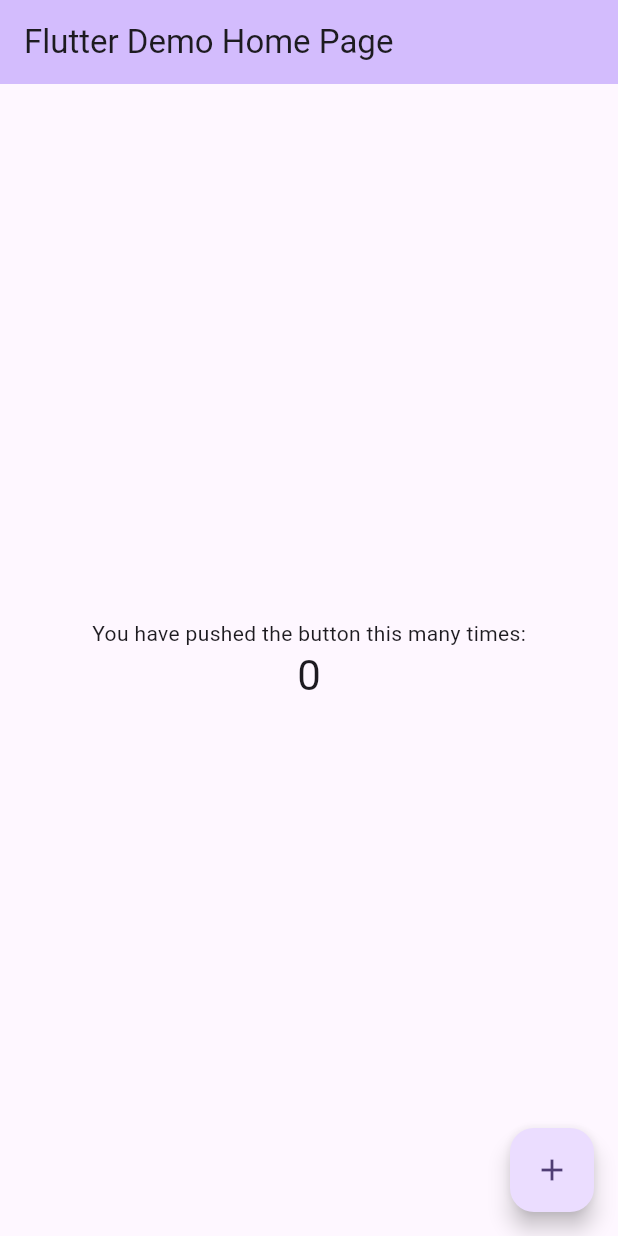
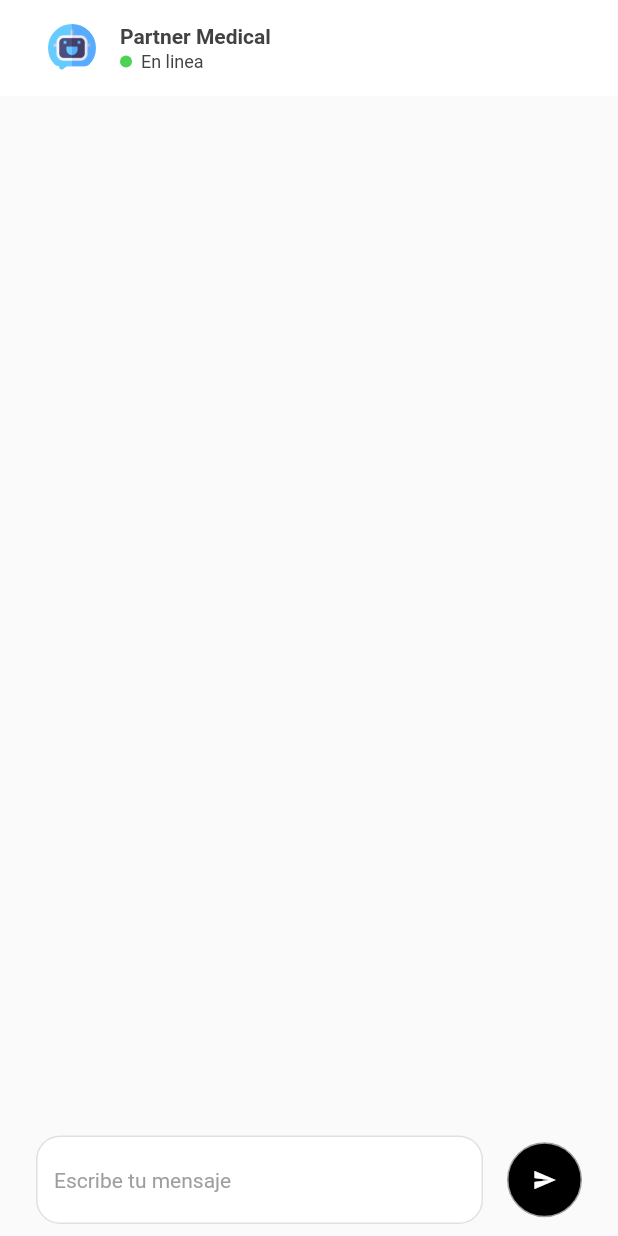
Before and after one commit to FranciscoRdz2001/flutter_ia_chat, a Flutter app: the screen it shows after launch, on a phone screen of 412 x 824 dp. Run offline on Flutter 3.47's test engine with Material 2 defaults, Android fonts, the phone set to English and light mode, and no system bars.

Commit message:
Chat-bot functionality (#1)
* Added principal screen

* added bot functionality

```diff
--- /dev/null
+++ b/lib/core/app/utils/screen_size_util.dart
@@ -0,0 +1,21 @@
+import 'package:flutter/material.dart';
+
+class ScreenSizeUtil {
+  double height;
+  double width;
+  ScreenSizeUtil({
+    required this.height,
+    required this.width,
+  });
+
+  factory ScreenSizeUtil.of(BuildContext context) {
+    final size = MediaQuery.of(context).size;
+    return ScreenSizeUtil(
+      height: size.height,
+      width: size.width,
+    );
+  }
+
+  double hp(double percent) => height * percent;
+  double wp(double percent) => width * percent;
+}
--- /dev/null
+++ b/lib/core/app/utils/styles_util.dart
@@ -0,0 +1,27 @@
+import 'package:flutter/material.dart';
+
+class StylesUtil {
+  static TextStyle _baseStyle(
+    FontWeight weight,
+    double size, [
+    Color? color = Colors.black,
+  ]) {
+    return TextStyle(
+      color: color ?? Colors.black,
+      fontSize: size,
+      fontWeight: weight,
+    );
+  }
+
+  static TextStyle w400(double size, [Color? color]) {
+    return _baseStyle(FontWeight.w400, size, color);
+  }
+
+  static TextStyle w500(double size, [Color? color]) {
+    return _baseStyle(FontWeight.w500, size, color);
+  }
+
+  static TextStyle w700(double size, [Color? color]) {
+    return _baseStyle(FontWeight.w700, size, color);
+  }
+}
--- a/lib/main.dart
+++ b/lib/main.dart
@@ -1,125 +1,22 @@
 import 'package:flutter/material.dart';
+import 'package:flutter_ia_chat/modules/chat/presentation/chat_bot/pages/chat_bot_page.dart';
+import 'package:flutter_ia_chat/modules/chat/presentation/chat_bot/providers/chat_bot_provider.dart';
+import 'package:provider/provider.dart';
 
-void main() {
-  runApp(const MyApp());
-}
+void main() => runApp(const MyApp());
 
 class MyApp extends StatelessWidget {
   const MyApp({super.key});
 
-  // This widget is the root of your application.
   @override
   Widget build(BuildContext context) {
-    return MaterialApp(
-      title: 'Flutter Demo',
-      theme: ThemeData(
-        // This is the theme of your application.
-        //
-        // TRY THIS: Try running your application with "flutter run". You'll see
-        // the application has a blue toolbar. Then, without quitting the app,
-        // try changing the seedColor in the colorScheme below to Colors.green
-        // and then invoke "hot reload" (save your changes or press the "hot
-        // reload" button in a Flutter-supported IDE, or press "r" if you used
-        // the command line to start the app).
-        //
-        // Notice that the counter didn't reset back to zero; the application
-        // state is not lost during the reload. To reset the state, use hot
-        // restart instead.
-        //
-        // This works for code too, not just values: Most code changes can be
-        // tested with just a hot reload.
-        colorScheme: ColorScheme.fromSeed(seedColor: Colors.deepPurple),
-        useMaterial3: true,
+    return ListenableProvider(
+      create: (context) => ChatBotProvider(),
+      child: const MaterialApp(
+        debugShowCheckedModeBanner: false,
+        title: 'Chat bot',
+        home: ChatBotPage(),
       ),
-      home: const MyHomePage(title: 'Flutter Demo Home Page'),
     );
   }
 }
-
-class MyHomePage extends StatefulWidget {
-  const MyHomePage({super.key, required this.title});
-
-  // This widget is the home page of your application. It is stateful, meaning
-  // that it has a State object (defined below) that contains fields that affect
-  // how it looks.
-
-  // This class is the configuration for the state. It holds the values (in this
-  // case the title) provided by the parent (in this case the App widget) and
-  // used by the build method of the State. Fields in a Widget subclass are
-  // always marked "final".
-
-  final String title;
-
-  @override
-  State<MyHomePage> createState() => _MyHomePageState();
-}
-
-class _MyHomePageState extends State<MyHomePage> {
-  int _counter = 0;
-
-  void _incrementCounter() {
-    setState(() {
-      // This call to setState tells the Flutter framework that something has
-      // changed in this State, which causes it to rerun the build method below
-      // so that the display can reflect the updated values. If we changed
-      // _counter without calling setState(), then the build method would not be
-      // called again, and so nothing would appear to happen.
-      _counter++;
-    });
-  }
-
-  @override
-  Widget build(BuildContext context) {
-    // This method is rerun every time setState is called, for instance as done
-    // by the _incrementCounter method above.
-    //
-    // The Flutter framework has been optimized to make rerunning build methods
-    // fast, so that you can just rebuild anything that needs updating rather
-    // than having to individually change instances of widgets.
-    return Scaffold(
-      appBar: AppBar(
-        // TRY THIS: Try changing the color here to a specific color (to
-        // Colors.amber, perhaps?) and trigger a hot reload to see the AppBar
-        // change color while the other colors stay the same.
-        backgroundColor: Theme.of(context).colorScheme.inversePrimary,
-        // Here we take the value from the MyHomePage object that was created by
-        // the App.build method, and use it to set our appbar title.
-        title: Text(widget.title),
-      ),
-      body: Center(
-        // Center is a layout widget. It takes a single child and positions it
-        // in the middle of the parent.
-        child: Column(
-          // Column is also a layout widget. It takes a list of children and
-          // arranges them vertically. By default, it sizes itself to fit its
-          // children horizontally, and tries to be as tall as its parent.
-          //
-          // Column has various properties to control how it sizes itself and
-          // how it positions its children. Here we use mainAxisAlignment to
-          // center the children vertically; the main axis here is the vertical
-          // axis because Columns are vertical (the cross axis would be
-          // horizontal).
-          //
-          // TRY THIS: Invoke "debug painting" (choose the "Toggle Debug Paint"
-          // action in the IDE, or press "p" in the console), to see the
-          // wireframe for each widget.
-          mainAxisAlignment: MainAxisAlignment.center,
-          children: <Widget>[
-            const Text(
-              'You have pushed the button this many times:',
-            ),
-            Text(
-              '$_counter',
-              style: Theme.of(context).textTheme.headlineMedium,
-            ),
-          ],
-        ),
-      ),
-      floatingActionButton: FloatingActionButton(
-        onPressed: _incrementCounter,
-        tooltip: 'Increment',
-        child: const Icon(Icons.add),
-      ), // This trailing comma makes auto-formatting nicer for build methods.
-    );
-  }
-}
--- /dev/null
+++ b/lib/modules/chat/data/models/message_data_model.dart
@@ -0,0 +1,8 @@
+enum MessageType { bot, user }
+
+class MessageDataModel {
+  final String message;
+  final MessageType type;
+
+  const MessageDataModel({required this.message, required this.type});
+}
--- /dev/null
+++ b/lib/modules/chat/presentation/chat_bot/pages/chat_bot_page.dart
@@ -0,0 +1,238 @@
+import 'package:flutter/material.dart';
+import 'package:flutter_ia_chat/core/app/utils/screen_size_util.dart';
+import 'package:flutter_ia_chat/core/app/utils/styles_util.dart';
+import 'package:flutter_ia_chat/modules/chat/data/models/message_data_model.dart';
+import 'package:flutter_ia_chat/modules/chat/presentation/chat_bot/widgets/border_icon_widget.dart';
+import 'package:flutter_ia_chat/modules/chat/presentation/chat_bot/widgets/message_widget.dart';
+import 'package:provider/provider.dart';
+
+import '../providers/chat_bot_provider.dart';
+
+class ChatBotPage extends StatefulWidget {
+  const ChatBotPage({super.key});
+
+  @override
+  State<ChatBotPage> createState() => _ChatBotPageState();
+}
+
+class _ChatBotPageState extends State<ChatBotPage> {
+  final TextEditingController _inputController = TextEditingController();
+  final ScrollController _scrollController = ScrollController();
+
+  @override
+  Widget build(BuildContext context) {
+    final bot = Provider.of<ChatBotProvider>(context);
+    final screen = ScreenSizeUtil.of(context);
+    return Theme(
+      data: Theme.of(context).copyWith(
+        dividerTheme: const DividerThemeData(
+          color: Colors.transparent,
+        ),
+      ),
+      child: Scaffold(
+        extendBody: true,
+        backgroundColor: Colors.grey[50],
+        persistentFooterButtons: [
+          Padding(
+            padding: const EdgeInsets.symmetric(horizontal: 16),
+            child: Row(
+              children: [
+                Expanded(
+                  child: Container(
+                    decoration: BoxDecoration(
+                      color: bot.isLoading ? Colors.grey[50] : Colors.white,
+                      borderRadius: const BorderRadius.all(Radius.circular(16)),
+                    ),
+                    child: TextField(
+                      enabled: !bot.isLoading,
+                      controller: _inputController,
+                      textAlign: TextAlign.left,
+                      decoration: InputDecoration(
+                        hintStyle: StylesUtil.w400(14, Colors.grey),
+                        alignLabelWithHint: true,
+                        hintText: 'Escribe tu mensaje',
+                        border: const OutlineInputBorder(
+                          borderRadius: BorderRadius.all(Radius.circular(16)),
+                        ),
+                        focusedBorder: OutlineInputBorder(
+                          borderSide: BorderSide(color: Colors.grey[300]!),
+                          borderRadius: const BorderRadius.all(
+                            Radius.circular(16),
+                          ),
+                        ),
+                        enabledBorder: OutlineInputBorder(
+                          borderRadius:
+                              const BorderRadius.all(Radius.circular(16)),
+                          borderSide: BorderSide(
+                            color: Colors.grey[300]!,
+                          ),
+                        ),
+                      ),
+                      onSubmitted: (value) {
+                        bot.getMessage(value);
+                        _inputController.clear();
+                        setState(() {});
+                        _scrollController.animateTo(
+                          _scrollController.position.maxScrollExtent +
+                              screen.hp(0.1),
+                          duration: const Duration(milliseconds: 250),
+                          curve: Curves.linear,
+                        );
+                      },
+                    ),
+                  ),
+                ),
+                const SizedBox(width: 16),
+                InkWell(
+                  onTap: () {
+                    if (_inputController.text.isEmpty) return;
+                    bot.getMessage(_inputController.text);
+                    _inputController.clear();
+                    setState(() {});
+                  },
+                  child: const BorderIconWidget(
+                    icon: Icons.send,
+                    iconColor: Colors.white,
+                    backgroundColor: Colors.black,
+                    padding: 16,
+                  ),
+                )
+              ],
+            ),
+          )
+        ],
+        appBar: AppBar(
+          backgroundColor: Colors.white,
+          elevation: 0,
+          toolbarHeight: 64,
+          title: PreferredSize(
+            preferredSize: const Size.fromHeight(0),
+            child: Padding(
+              padding: const EdgeInsets.symmetric(horizontal: 16),
+              child: Row(
+                children: [
+                  const _BotImage(size: 32),
+                  const SizedBox(width: 16),
+                  Expanded(
+                    child: Column(
+                      crossAxisAlignment: CrossAxisAlignment.start,
+                      children: [
+                        Text(
+                          'Partner Medical',
+                          maxLines: 1,
+                          overflow: TextOverflow.ellipsis,
+                          style: StylesUtil.w700(14, Colors.grey[800]),
+                        ),
+                        const SizedBox(height: 2),
+                        Row(
+                          children: [
+                            Container(
+                              height: 8,
+                              width: 8,
+                              decoration: const BoxDecoration(
+                                color: Color.fromARGB(255, 78, 210, 83),
+                                shape: BoxShape.circle,
+                              ),
+                            ),
+                            const SizedBox(width: 6),
+                            Expanded(
+                              child: Text(
+                                'En linea',
+                                maxLines: 1,
+                                overflow: TextOverflow.ellipsis,
+                                style: StylesUtil.w400(12, Colors.grey[800]),
+                              ),
+                            ),
+                          ],
+                        ),
+                      ],
+                    ),
+                  ),
+                ],
+              ),
+            ),
+          ),
+        ),
+        body: SingleChildScrollView(
+          controller: _scrollController,
+          child: SafeArea(
+            child: Padding(
+              padding: const EdgeInsets.all(16),
+              child: Column(
+                crossAxisAlignment: CrossAxisAlignment.start,
+                children: [
+                  const SizedBox(height: 16),
+                  ...List.generate(
+                    bot.messages.length,
+                    (x) {
+                      final msg = bot.messages[x];
+                      final isUserMessage = msg.type == MessageType.user;
+                      final color =
+                          !isUserMessage ? Colors.grey[100] : Colors.blue[50];
+                      return Padding(
+                        padding: const EdgeInsets.only(bottom: 24),
+                        child: Row(
+                          crossAxisAlignment: isUserMessage
+                              ? CrossAxisAlignment.center
+                              : CrossAxisAlignment.start,
+                          mainAxisAlignment: isUserMessage
+                              ? MainAxisAlignment.end
+                              : MainAxisAlignment.start,
+                          children: [
+                            if (!isUserMessage) ...[
+                              const Padding(
+                                padding: EdgeInsets.only(top: 8),
+                                child: _BotImage(size: 24),
+                              ),
+                              const SizedBox(width: 8),
+                            ],
+                            MessageWidget(
+                              msg: msg.message,
+                              backgroundColor: color!,
+                            ),
+                          ],
+                        ),
+                      );
+                    },
+                  ),
+                  if (bot.isLoading) ...[
+                    const Row(
+                      children: [
+                        _BotImage(size: 24),
+                        SizedBox(width: 16),
+                        SizedBox(
+                          height: 16,
+                          width: 16,
+                          child: CircularProgressIndicator(
+                            strokeWidth: 2,
+                          ),
+                        ),
+                      ],
+                    ),
+                  ],
+                ],
+              ),
+            ),
+          ),
+        ),
+      ),
+    );
+  }
+}
+
+class _BotImage extends StatelessWidget {
+  final double size;
+  const _BotImage({Key? key, required this.size}) : super(key: key);
+
+  @override
+  Widget build(BuildContext context) {
+    return ClipOval(
+      child: Image.asset(
+        'assets/images/bot_image.png',
+        fit: BoxFit.fitHeight,
+        height: size,
+        width: size,
+      ),
+    );
+  }
+}
--- /dev/null
+++ b/lib/modules/chat/presentation/chat_bot/providers/chat_bot_provider.dart
@@ -0,0 +1,33 @@
+import 'package:flutter/widgets.dart';
+import 'package:flutter_ia_chat/modules/chat/data/models/message_data_model.dart';
+import 'package:flutter_ia_chat/services/bot_service/bot_service.dart';
+
+class ChatBotProvider extends ChangeNotifier {
+  static final _service = BotService();
+
+  final List<MessageDataModel> _messages = [];
+  bool _isLoading = false;
+
+  List<MessageDataModel> get messages => _messages;
+
+  void addMessage(String message, MessageType type) {
+    final msg = MessageDataModel(message: message, type: type);
+    _messages.add(msg);
+    notifyListeners();
+  }
+
+  set isLoading(bool isLoading) {
+    _isLoading = isLoading;
+    notifyListeners();
+  }
+
+  bool get isLoading => _isLoading;
+
+  Future<void> getMessage(String prompt) async {
+    isLoading = true;
+    addMessage(prompt, MessageType.user);
+    final msg = await _service.getBotMessage(prompt);
+    if (msg != null) addMessage(msg, MessageType.bot);
+    isLoading = false;
+  }
+}
--- /dev/null
+++ b/lib/modules/chat/presentation/chat_bot/widgets/border_icon_widget.dart
@@ -0,0 +1,41 @@
+import 'package:flutter/material.dart';
+
+class BorderIconWidget extends StatelessWidget {
+  final IconData icon;
+  final Color? iconColor;
+  final Color? backgroundColor;
+  final double padding;
+  final double iconSize;
+  final bool hideBorder;
+  const BorderIconWidget({
+    super.key,
+    required this.icon,
+    this.iconColor,
+    this.backgroundColor,
+    this.padding = 4,
+    this.iconSize = 16,
+    this.hideBorder = false,
+  });
+
+  @override
+  Widget build(BuildContext context) {
+    return Container(
+      alignment: Alignment.center,
+      padding: EdgeInsets.all(padding),
+      decoration: BoxDecoration(
+        color: backgroundColor,
+        shape: BoxShape.circle,
+        border: hideBorder
+            ? null
+            : Border.all(
+                color: Colors.grey,
+              ),
+      ),
+      child: Icon(
+        icon,
+        color: iconColor ?? Colors.grey[500],
+        size: iconSize,
+      ),
+    );
+  }
+}
--- /dev/null
+++ b/lib/services/base_service.dart
@@ -0,0 +1,5 @@
+import 'package:flutter_ia_chat/services/app_api.dart';
+
+class BaseService {
+  final api = AppApi.instance;
+}
--- a/pubspec.yaml
+++ b/pubspec.yaml
@@ -35,6 +35,8 @@
   # The following adds the Cupertino Icons font to your application.
   # Use with the CupertinoIcons class for iOS style icons.
   cupertino_icons: ^1.0.2
+  http: ^1.1.0
+  provider: ^6.1.1
 
 dev_dependencies:
   flutter_test:
@@ -59,8 +61,8 @@
   uses-material-design: true
 
   # To add assets to your application, add an assets section, like this:
-  # assets:
-  #   - images/a_dot_burr.jpeg
+  assets:
+    - assets/images/
   #   - images/a_dot_ham.jpeg
 
   # An image asset can refer to one or more resolution-specific "variants", see
```
Also changed, not shown: lib/modules/chat/data/mock/mock_data.dart (added, +22 -0 lines), lib/modules/chat/presentation/chat_bot/widgets/message_widget.dart (added, +61 -0 lines), lib/services/app_api.dart (added, +35 -0 lines), lib/services/bot_service/bot_service.dart (added, +14 -0 lines), assets/images/bot_image.png (added), pubspec.lock.
